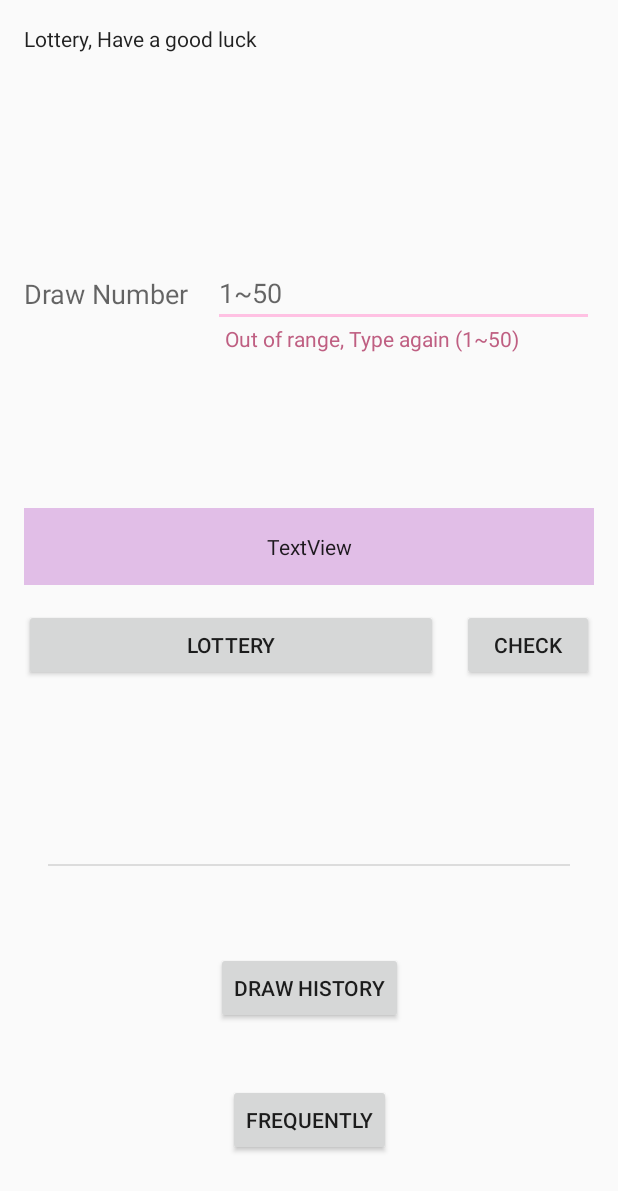
After one commit to haejung83/lottery, an Android app: the MainFragment screen opened directly, with no data from a screen before it, on a phone screen of 412 x 824 dp. The commit adds this screen. Shown: the top 1191 px of the screen. Run offline under Robolectric (Android 15) with nearby library versions, the phone set to English and light mode, and no system bars; our stand-ins replace RxJava, data binding; libraries missing offline, so code that uses them is left out: androidx.core.content; network calls fail.

Commit message:
Auto stash before merge of "master" and "origin/master"

```diff
--- a/app/build.gradle
+++ b/app/build.gradle
@@ -45,6 +45,7 @@ dependencies {
     implementation 'androidx.constraintlayout:constraintlayout:1.1.3'
 
     // Test
+    implementation 'androidx.legacy:legacy-support-v4:1.0.0'
     testImplementation 'junit:junit:4.12'
     androidTestImplementation 'androidx.test:runner:1.2.0'
     androidTestImplementation 'androidx.test.espresso:espresso-core:3.2.0'
--- a/app/src/main/java/com/github/haejung83/presentation/ViewModelFactory.kt
+++ b/app/src/main/java/com/github/haejung83/presentation/ViewModelFactory.kt
@@ -5,6 +5,7 @@ import androidx.lifecycle.ViewModel
 import androidx.lifecycle.ViewModelProvider
 import com.github.haejung83.data.LotteryRepository
 import com.github.haejung83.data.provideLotteryRepository
+import com.github.haejung83.presentation.main.MainViewModel
 import com.github.haejung83.presentation.splash.SplashViewModel
 import com.github.haejung83.presentation.welcome.WelcomeViewModel
 
@@ -18,6 +19,7 @@ class ViewModelFactory private constructor(
             when {
                 isAssignableFrom(SplashViewModel::class.java) -> SplashViewModel(lotteryRepository)
                 isAssignableFrom(WelcomeViewModel::class.java) -> WelcomeViewModel()
+                isAssignableFrom(MainViewModel::class.java) -> MainViewModel(lotteryRepository)
                 else -> throw IllegalArgumentException("Unknown ViewModel class: ${modelClass.name}")
             }
         } as T
--- a/app/src/main/java/com/github/haejung83/presentation/main/MainActivity.kt
+++ b/app/src/main/java/com/github/haejung83/presentation/main/MainActivity.kt
@@ -3,22 +3,15 @@ package com.github.haejung83.presentation.main
 import android.os.Bundle
 import androidx.appcompat.app.AppCompatActivity
 import com.github.haejung83.R
-import io.reactivex.disposables.CompositeDisposable
+import com.github.haejung83.extend.replaceFragmentInActivity
 
 class MainActivity : AppCompatActivity() {
-
-    private val disposable by lazy {
-        CompositeDisposable()
-    }
 
     override fun onCreate(savedInstanceState: Bundle?) {
         super.onCreate(savedInstanceState)
         setContentView(R.layout.activity_main)
-    }
 
-    override fun onDestroy() {
-        disposable.clear()
-        super.onDestroy()
+        replaceFragmentInActivity(MainFragment.newInstance(), R.id.container_fragment)
     }
 
 }
--- /dev/null
+++ b/app/src/main/java/com/github/haejung83/presentation/main/MainFragment.kt
@@ -0,0 +1,26 @@
+package com.github.haejung83.presentation.main
+
+import android.os.Bundle
+import androidx.appcompat.app.AppCompatActivity
+import com.github.haejung83.R
+import com.github.haejung83.databinding.MainFragmentBinding
+import com.github.haejung83.extend.obtainViewModel
+import com.github.haejung83.presentation.base.DataBindingFragment
+
+class MainFragment : DataBindingFragment<MainFragmentBinding>() {
+
+    override val layoutResId: Int
+        get() = R.layout.main_fragment
+
+    override fun onActivityCreated(savedInstanceState: Bundle?) {
+        super.onActivityCreated(savedInstanceState)
+        viewDataBinding.viewmodel = (activity as AppCompatActivity).obtainViewModel(MainViewModel::class.java).apply {
+
+        }
+    }
+
+    companion object {
+        fun newInstance() = MainFragment()
+    }
+
+}
--- /dev/null
+++ b/app/src/main/java/com/github/haejung83/presentation/main/MainViewModel.kt
@@ -0,0 +1,10 @@
+package com.github.haejung83.presentation.main
+
+import com.github.haejung83.data.LotteryRepository
+import com.github.haejung83.presentation.base.DisposableViewModel
+
+class MainViewModel(
+    private val lotteryRepository: LotteryRepository
+) : DisposableViewModel() {
+
+}
--- a/app/src/main/res/layout/activity_main.xml
+++ b/app/src/main/res/layout/activity_main.xml
@@ -3,17 +3,18 @@
         xmlns:android="http://schemas.android.com/apk/res/android"
         xmlns:tools="http://schemas.android.com/tools"
         xmlns:app="http://schemas.android.com/apk/res-auto"
+        android:id="@+id/container_root"
         android:layout_width="match_parent"
         android:layout_height="match_parent"
         tools:context=".presentation.main.MainActivity">
 
-    <TextView
-            android:layout_width="wrap_content"
-            android:layout_height="wrap_content"
-            android:text="Hello World!"
+    <FrameLayout
+            android:id="@+id/container_fragment"
+            android:layout_width="0dp"
+            android:layout_height="0dp"
+            app:layout_constraintTop_toTopOf="parent"
             app:layout_constraintBottom_toBottomOf="parent"
-            app:layout_constraintLeft_toLeftOf="parent"
-            app:layout_constraintRight_toRightOf="parent"
-            app:layout_constraintTop_toTopOf="parent"/>
+            app:layout_constraintEnd_toEndOf="parent"
+            app:layout_constraintStart_toStartOf="parent"/>
 
 </androidx.constraintlayout.widget.ConstraintLayout>
--- a/app/src/main/res/layout/activity_welcome.xml
+++ b/app/src/main/res/layout/activity_welcome.xml
@@ -1,5 +1,4 @@
 <?xml version="1.0" encoding="utf-8"?>
-
 <layout xmlns:android="http://schemas.android.com/apk/res/android"
         xmlns:app="http://schemas.android.com/apk/res-auto"
         xmlns:tools="http://schemas.android.com/tools">
--- /dev/null
+++ b/app/src/main/res/layout/main_fragment.xml
@@ -0,0 +1,111 @@
+<?xml version="1.0" encoding="utf-8"?>
+<layout xmlns:android="http://schemas.android.com/apk/res/android"
+        xmlns:app="http://schemas.android.com/apk/res-auto" xmlns:tools="http://schemas.android.com/tools">
+
+    <data>
+        <import type="android.view.View"/>
+        <import type="androidx.core.content.ContextCompat"/>
+        <variable
+                name="viewmodel"
+                type="com.github.haejung83.presentation.main.MainViewModel"/>
+    </data>
+
+    <androidx.constraintlayout.widget.ConstraintLayout
+            android:layout_width="match_parent"
+            android:layout_height="match_parent"
+            tools:context=".presentation.main.MainFragment" android:id="@+id/container_layout">
+        <TextView
+                android:text="Lottery, Have a good luck"
+                android:layout_width="wrap_content"
+                android:layout_height="wrap_content"
+                android:id="@+id/text_main_title" android:layout_marginTop="16dp"
+                app:layout_constraintTop_toTopOf="parent" app:layout_constraintStart_toStartOf="parent"
+                android:layout_marginStart="16dp" android:textAppearance="@style/TextAppearance.AppCompat.Body1"/>
+        <TextView
+                android:text="Draw Number"
+                android:layout_width="wrap_content"
+                android:layout_height="wrap_content"
+                android:id="@+id/text_draw_number_title"
+                app:layout_constraintStart_toStartOf="parent"
+                android:layout_marginStart="16dp" app:layout_constraintTop_toTopOf="@+id/edit_draw_number"
+                app:layout_constraintBottom_toBottomOf="@+id/edit_draw_number"
+                android:textAppearance="@style/TextAppearance.AppCompat.Medium"/>
+        <EditText
+                android:layout_width="0dp"
+                android:layout_height="wrap_content"
+                android:inputType="number"
+                android:ems="10"
+                android:id="@+id/edit_draw_number" android:layout_marginTop="24dp"
+                app:layout_constraintTop_toBottomOf="@+id/text_main_title" android:layout_marginEnd="16dp"
+                app:layout_constraintEnd_toEndOf="parent"
+                app:layout_constraintStart_toEndOf="@+id/text_draw_number_title" android:layout_marginStart="16dp"
+                android:hint="1~50" android:layout_marginBottom="8dp"
+                app:layout_constraintBottom_toTopOf="@+id/text_generated_lottery_numbers"/>
+        <TextView
+                android:text="Out of range, Type again (1~50)"
+                android:layout_width="0dp"
+                android:layout_height="wrap_content"
+                android:id="@+id/text_draw_number_hint"
+                app:layout_constraintStart_toStartOf="@+id/edit_draw_number"
+                app:layout_constraintEnd_toEndOf="@+id/edit_draw_number" android:layout_marginTop="8dp"
+                app:layout_constraintTop_toBottomOf="@+id/text_draw_number_title" android:layout_marginStart="8dp"
+                android:layout_marginEnd="8dp" android:textColor="@color/primaryDarkColor"/>
+        <Button
+                android:text="Lottery"
+                android:layout_width="0dp"
+                android:layout_height="wrap_content"
+                android:id="@+id/button_generate_lottery"
+                app:layout_constraintStart_toStartOf="parent"
+                android:layout_marginStart="16dp" android:layout_marginTop="16dp"
+                app:layout_constraintTop_toBottomOf="@+id/text_generated_lottery_numbers"
+                app:layout_constraintEnd_toStartOf="@+id/button_check_lottery" android:layout_marginEnd="16dp"/>
+        <TextView
+                android:text="TextView"
+                android:layout_width="0dp"
+                android:layout_height="wrap_content"
+                android:id="@+id/text_generated_lottery_numbers" app:layout_constraintEnd_toEndOf="parent"
+                android:layout_marginEnd="16dp"
+                app:layout_constraintStart_toStartOf="parent" android:layout_marginStart="16dp"
+                android:background="@color/secondaryColor" android:gravity="center"
+                android:textAppearance="@style/TextAppearance.AppCompat.Body1" android:paddingTop="16dp"
+                android:paddingBottom="16dp" android:layout_marginTop="8dp" app:layout_constraintTop_toTopOf="parent"
+                android:layout_marginBottom="8dp" app:layout_constraintBottom_toTopOf="@+id/divider_one"
+                app:layout_constraintVertical_bias="0.65"/>
+        <View
+                android:id="@+id/divider_one"
+                android:layout_width="0dp"
+                android:layout_height="1dp"
+                android:background="?android:attr/listDivider"
+                app:layout_constraintStart_toStartOf="parent"
+                android:layout_marginStart="32dp" app:layout_constraintEnd_toEndOf="parent"
+                android:layout_marginEnd="32dp" app:layout_constraintTop_toTopOf="parent"
+                app:layout_constraintBottom_toBottomOf="parent" app:layout_constraintVertical_bias="0.7"/>
+        <Button
+                android:text="Check"
+                android:layout_width="wrap_content"
+                android:layout_height="wrap_content"
+                android:id="@+id/button_check_lottery"
+                android:layout_marginTop="16dp"
+                app:layout_constraintTop_toBottomOf="@+id/text_generated_lottery_numbers"
+                app:layout_constraintEnd_toEndOf="parent" android:layout_marginEnd="16dp"/>
+        <Button
+                android:text="Frequently"
+                android:layout_width="wrap_content"
+                android:layout_height="wrap_content"
+                android:id="@+id/button_frequently_number"
+                app:layout_constraintEnd_toEndOf="@+id/divider_one" app:layout_constraintStart_toStartOf="@+id/divider_one"
+                android:layout_marginBottom="8dp"
+                app:layout_constraintBottom_toBottomOf="parent"
+                android:layout_marginTop="8dp" app:layout_constraintTop_toBottomOf="@+id/divider_one"
+                app:layout_constraintVertical_bias="0.75"/>
+        <Button
+                android:text="Draw History"
+                android:layout_width="wrap_content"
+                android:layout_height="wrap_content"
+                android:id="@+id/button_draw_history"
+                app:layout_constraintStart_toStartOf="@+id/divider_one"
+                app:layout_constraintEnd_toEndOf="@+id/divider_one" app:layout_constraintTop_toBottomOf="@+id/divider_one"
+                android:layout_marginBottom="8dp" app:layout_constraintBottom_toBottomOf="parent"
+                app:layout_constraintVertical_bias="0.3"/>
+    </androidx.constraintlayout.widget.ConstraintLayout>
+</layout>
--- a/app/src/main/res/values/colors.xml
+++ b/app/src/main/res/values/colors.xml
@@ -3,8 +3,8 @@
 
     <color name="primaryColor">#f48fb1</color>
     <color name="primaryLightColor">#ffc1e3</color>
-    <color name="primaryDarkColor">#bf5f82</color>
-    <color name="secondaryColor">#e1bee7</color>
+    <color name="primaryDarkColor">#BF5F82</color>
+    <color name="secondaryColor">#E1BEE7</color>
     <color name="secondaryLightColor">#fff1ff</color>
     <color name="secondaryDarkColor">#af8eb5</color>
     <color name="primaryTextColor">#000000</color>
```
